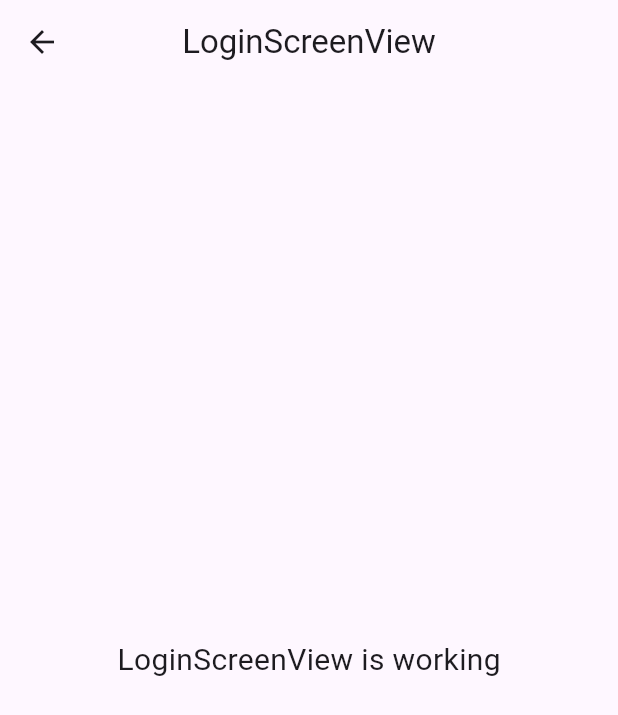
After one commit to IkyyAhsan/motion_hackathon_group7_hazelnut, a Flutter app: the LoginScreenView screen opened by its route, on a phone screen of 412 x 824 dp. The commit adds this screen. Shown: the top 715 px of the screen. Run offline on Flutter 3.47's test engine with Material 3 defaults, Android fonts, the phone set to English and light mode, and no system bars; our stand-ins replace get.

Commit message:
tambahan login_screen

```diff
--- /dev/null
+++ b/lib/app/modules/login_screen/views/login_screen_view.dart
@@ -0,0 +1,24 @@
+import 'package:flutter/material.dart';
+
+import 'package:get/get.dart';
+
+import '../controllers/login_screen_controller.dart';
+
+class LoginScreenView extends GetView<LoginScreenController> {
+  const LoginScreenView({Key? key}) : super(key: key);
+  @override
+  Widget build(BuildContext context) {
+    return Scaffold(
+      appBar: AppBar(
+        title: const Text('LoginScreenView'),
+        centerTitle: true,
+      ),
+      body: Center(
+        child: Text(
+          'LoginScreenView is working',
+          style: TextStyle(fontSize: 20),
+        ),
+      ),
+    );
+  }
+}
--- a/lib/app/routes/app_pages.dart
+++ b/lib/app/routes/app_pages.dart
@@ -2,6 +2,8 @@
 
 import '../modules/home/bindings/home_binding.dart';
 import '../modules/home/views/home_view.dart';
+import '../modules/login_screen/bindings/login_screen_binding.dart';
+import '../modules/login_screen/views/login_screen_view.dart';
 
 part 'app_routes.dart';
 
@@ -16,5 +18,10 @@
       page: () => const HomeView(),
       binding: HomeBinding(),
     ),
+    GetPage(
+      name: _Paths.LOGIN_SCREEN,
+      page: () => const LoginScreenView(),
+      binding: LoginScreenBinding(),
+    ),
   ];
 }
--- a/lib/app/routes/app_routes.dart
+++ b/lib/app/routes/app_routes.dart
@@ -4,9 +4,11 @@
 abstract class Routes {
   Routes._();
   static const HOME = _Paths.HOME;
+  static const LOGIN_SCREEN = _Paths.LOGIN_SCREEN;
 }
 
 abstract class _Paths {
   _Paths._();
   static const HOME = '/home';
+  static const LOGIN_SCREEN = '/login-screen';
 }
```
Also changed, not shown: lib/app/modules/login_screen/bindings/login_screen_binding.dart (added, +12 -0 lines), lib/app/modules/login_screen/controllers/login_screen_controller.dart (added, +23 -0 lines).
